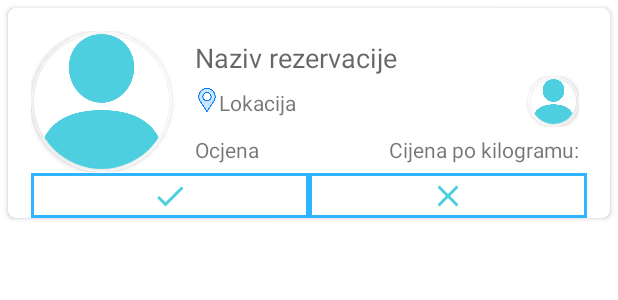
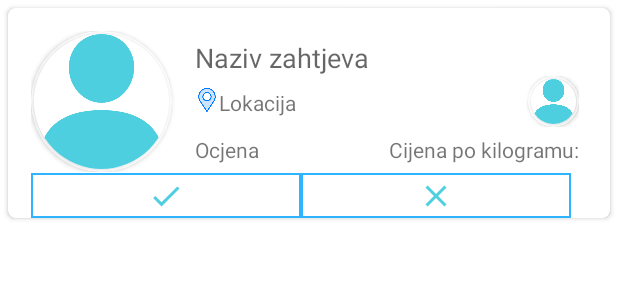
Before and after one commit to AIR-FOI-HR/AIR2023, an Android app: the layout request_item.xml on its own in the app's theme, with its tools: preview values and no code run, on a phone screen of 412 x 824 dp. Shown: the top 300 px of the screen. Run offline under Robolectric (Android 15) with nearby library versions, the light colour scheme and no system bars.

Commit message:
Nisu bili stage-ani svi file-ovi u proslom commit-u pa su preostali dodani u ovom.

```diff
--- a/app/src/main/res/drawable/request_button_design.xml
+++ b/app/src/main/res/drawable/request_button_design.xml
@@ -3,7 +3,7 @@
     android:shape="rectangle">
 <!--stroke je za border button-a -->
     <stroke
-        android:width="2dp"
+        android:width="1dp"
         android:color="@color/colorBlue"/>
     <solid android:color="@android:color/transparent"/>
 </shape>
--- a/app/src/main/res/layout/request_item.xml
+++ b/app/src/main/res/layout/request_item.xml
@@ -8,7 +8,7 @@
     android:clickable="true"
     android:focusable="true"
     app:cardCornerRadius="@dimen/general_margin"
-    android:id="@+id/parentReservation"
+    android:id="@+id/parentRequest"
     android:background="?android:selectableItemBackground">
 
 
@@ -38,7 +38,7 @@
                     android:layout_height="90dp"
                     android:scaleType="centerCrop"
                     android:layout_centerHorizontal="true"
-                    android:id="@+id/reservationImage"
+                    android:id="@+id/requestImage"
                     android:src="@drawable/profil"
                     android:background="@color/colorWhite"
                     android:contentDescription="@string/picture" />
@@ -65,13 +65,13 @@
                     android:layout_height="wrap_content">
 
                     <TextView
-                        android:id="@+id/reservationTitle"
+                        android:id="@+id/requestTitle"
                         android:layout_width="match_parent"
                         android:layout_height="match_parent"
                         android:layout_alignParentLeft="true"
                         android:layout_marginEnd="@dimen/general_margin"
                         android:gravity="left"
-                        android:text="@string/reservationRecyclerView"
+                        android:text="@string/requestRecyclerView"
                         android:textAppearance="@style/TextAppearance.AppCompat.Medium"
                         android:textIsSelectable="false" />
 
@@ -90,10 +90,10 @@
 
                     <TextView
                         android:layout_weight="1"
-                        android:id="@+id/textReservationLocation"
+                        android:id="@+id/textRequestLocation"
                         android:layout_width="0dp"
                         android:layout_height="wrap_content"
-                        android:text="@string/reservationLocation"
+                        android:text="@string/requestLocation"
                         android:textAppearance="@style/TextAppearance.AppCompat.Small"
                         android:layout_marginTop="8dp"
                         android:layout_marginEnd="@dimen/general_margin"
@@ -113,7 +113,7 @@
                             android:layout_centerInParent="true">
 
                             <ImageView
-                                android:id="@+id/trophyReservationImage"
+                                android:id="@+id/trophyRequestImage"
                                 android:layout_width="30dp"
                                 android:layout_height="30dp"
                                 android:layout_centerHorizontal="true"
@@ -136,13 +136,13 @@
 
                     <TextView
                         android:layout_weight="1"
-                        android:id="@+id/textReservationGrade"
-                        android:text="@string/gradeReservation"
+                        android:id="@+id/textRequestGrade"
+                        android:text="@string/gradeRequest"
                         android:layout_width="0dp"
                         android:layout_height="wrap_content"/>
 
                     <TextView
-                        android:id="@+id/textReservationPrice"
+                        android:id="@+id/textRequestPrice"
                         android:text="@string/pricePerKg"
                         android:layout_width="wrap_content"
                         android:layout_height="wrap_content"/>
@@ -166,7 +166,8 @@
         android:layout_marginTop="110dp">
 
         <ImageButton
-            android:layout_width="185dp"
+            android:id="@+id/request_accept"
+            android:layout_width="180dp"
             android:layout_height="30dp"
             android:layout_marginLeft="15dp"
             android:src="@drawable/accept_request"
@@ -175,7 +176,8 @@
 
 
         <ImageButton
-            android:layout_width="185dp"
+            android:id="@+id/request_decline"
+            android:layout_width="180dp"
             android:layout_height="30dp"
             android:background="@drawable/request_button_design"
             android:src="@drawable/decline_request"
--- a/app/src/main/res/values/strings.xml
+++ b/app/src/main/res/values/strings.xml
@@ -84,4 +84,10 @@
     <string name="openMailApp">Otvorite vaš e-mail i pogledajte pristiglu poštu</string>
 
 
+    <string name="requestRecyclerView">Naziv zahtjeva</string>
+    <string name="requestLocation">Lokacija</string>
+    <string name="gradeRequest">Ocjena</string>
+
+
+
 </resources>
```
Also changed, not shown: app/src/main/java/com/example/digitalnaribarnica/Fragments/ReservationFragment.java (+17 -5 lines), app/src/main/java/com/example/digitalnaribarnica/recycleviewer/RequestsAdapter.java (+107 -1 lines), app/src/main/java/com/example/digitalnaribarnica/recycleviewer/RequestsData.java (+85 -0 lines).
